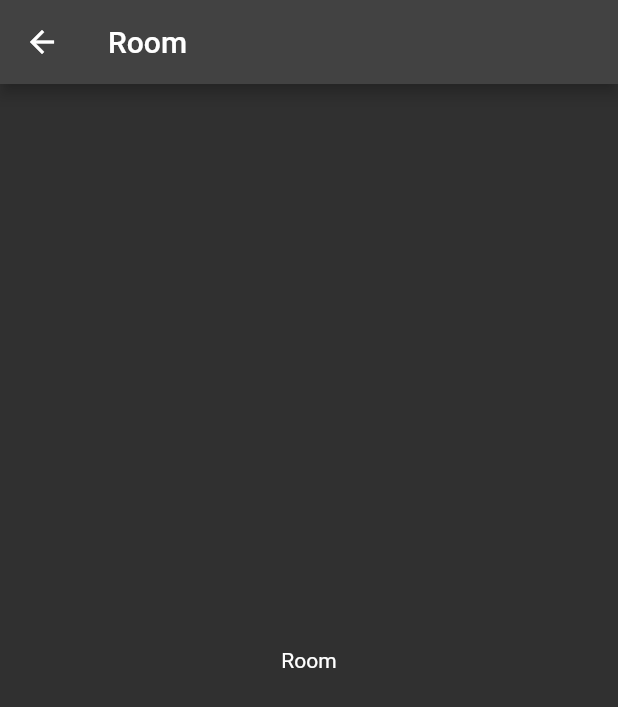
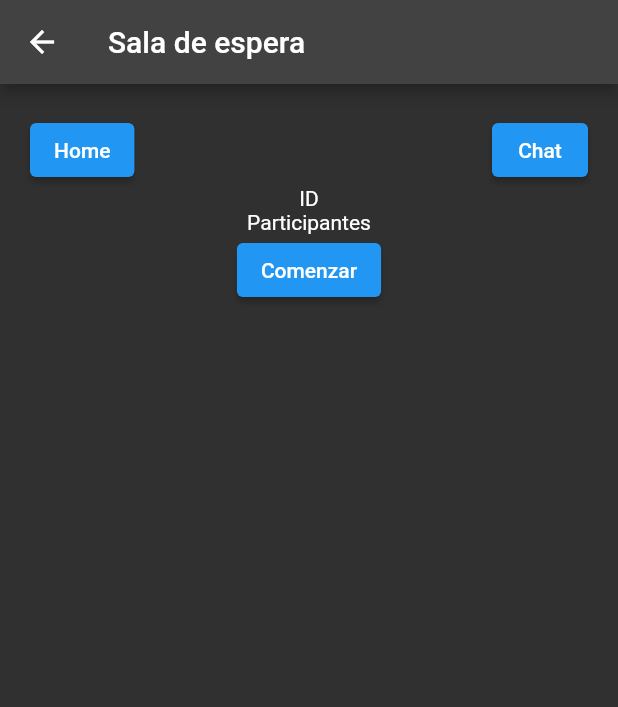
Before and after one commit to LeonelCamposM/Spot-It, a Flutter app: the WaitingRoomPage screen opened by its route, on a phone screen of 412 x 824 dp. Shown: the top 707 px of the screen. Run offline on Flutter 3.47's test engine with Material 2 defaults, Android fonts, the phone set to English and light mode, and no system bars; our stand-ins replace cloud_firestore, firebase_core, socket_io_client; accounts and stored records are empty; network calls fail.

Commit message:
add page content

```diff
--- a/lib/main.dart
+++ b/lib/main.dart
@@ -21,6 +21,6 @@ class MyApp extends StatelessWidget {
           WaitingRoomPage.routeName: (context) => const WaitingRoomPage(),
           RoomPage.routeName: (context) => const RoomPage(),
         },
-        initialRoute: RoomPage.routeName);
+        initialRoute: WaitingRoomPage.routeName);
   }
 }
--- a/lib/presentation/waiting_room/waiting_room.dart
+++ b/lib/presentation/waiting_room/waiting_room.dart
@@ -1,5 +1,6 @@
 import 'package:flutter/material.dart';
 import 'package:spot_it_game/presentation/core/loading_widget.dart';
+import 'package:spot_it_game/presentation/rooms/create_room.dart';
 
 class WaitingRoomPage extends StatefulWidget {
   static String routeName = '/waiting_room';
@@ -25,47 +26,60 @@ class _WaitingRoomPageState extends State<WaitingRoomPage> {
   @override
   Widget build(BuildContext context) {
     return Scaffold(
-      appBar: AppBar(title: const Text('Room')),
+      appBar: AppBar(title: const Text('Sala de espera')),
       body: Padding(
-        padding: const EdgeInsets.all(16.0),
-        child: Center(
-          child: isLoading ? const LoadingWidget() : const Text('Room'),
+        padding: const EdgeInsets.all(20.0),
+        child: Column(
+          children: [
+            Row(
+              mainAxisAlignment: MainAxisAlignment.spaceBetween,
+              children: [
+                ElevatedButton(
+                  onPressed: () {
+                    Navigator.push(
+                      context,
+                      MaterialPageRoute(builder: (context) => const RoomPage()),
+                    );
+                  },
+                  child: const Text('Home'),
+                ),
+                ElevatedButton(
+                  onPressed: () {
+                    Navigator.push(
+                      context,
+                      MaterialPageRoute(builder: (context) => const RoomPage()),
+                    );
+                  },
+                  child: const Text('Chat'),
+                ),
+              ],
+            ),
+            Row(
+              mainAxisAlignment: MainAxisAlignment.center,
+              children: [
+                Text('ID'),
+              ],
+            ),
+            Row(
+              mainAxisAlignment: MainAxisAlignment.center,
+              children: [
+                Text('Participantes'),
+              ],
+            ),
+            Row(mainAxisAlignment: MainAxisAlignment.center, children: [
+              ElevatedButton(
+                onPressed: () {
+                  Navigator.push(
+                    context,
+                    MaterialPageRoute(builder: (context) => const RoomPage()),
+                  );
+                },
+                child: const Text('Comenzar'),
+              ),
+            ])
+          ],
         ),
       ),
     );
   }
 }
-
-// class _RoomWidget extends StatefulWidget {
-//   const _RoomWidget({Key? key}) : super(key: key);
-//   @override
-//   State<_RoomWidget> createState() => _RoomWidgetState();
-// }
-
-// class _RoomWidgetState extends State<_RoomWidget> {
-//   final ClientService clientService = ClientService();
-//   final ButtonStyle style =
-//       ElevatedButton.styleFrom(textStyle: const TextStyle(fontSize: 20));
-//   @override
-//   Widget build(BuildContext context) {
-//     return Column(
-//       mainAxisAlignment: MainAxisAlignment.center,
-//       children: [
-//         const SizedBox(height: 30),
-//         ElevatedButton(
-//           style: style,
-//           onPressed: () => clientService.emitCreateRoom(
-//             "user name",
-//           ),
-//           child: const Text('Crear sala'),
-//         ),
-//         const SizedBox(height: 30),
-//         ElevatedButton(
-//           style: style,
-//           onPressed: () {},
-//           child: const Text('Unirse a sala'),
-//         ),
-//       ],
-//     );
-//   }
-// }
```
Also changed, not shown: 1 other file.
